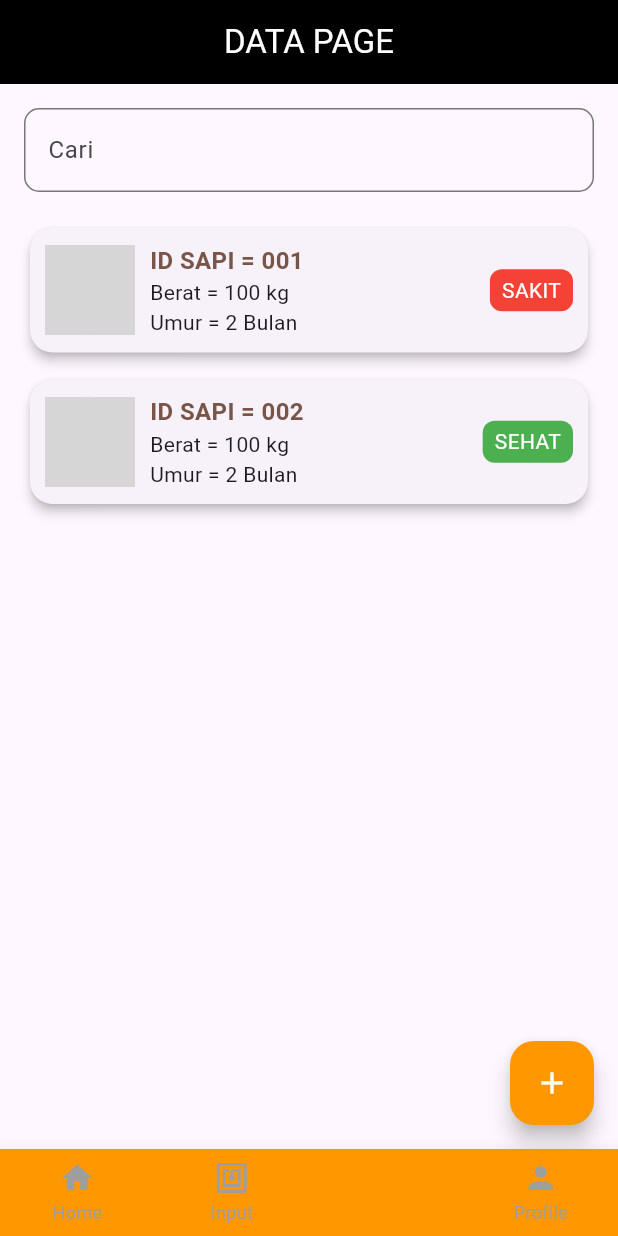
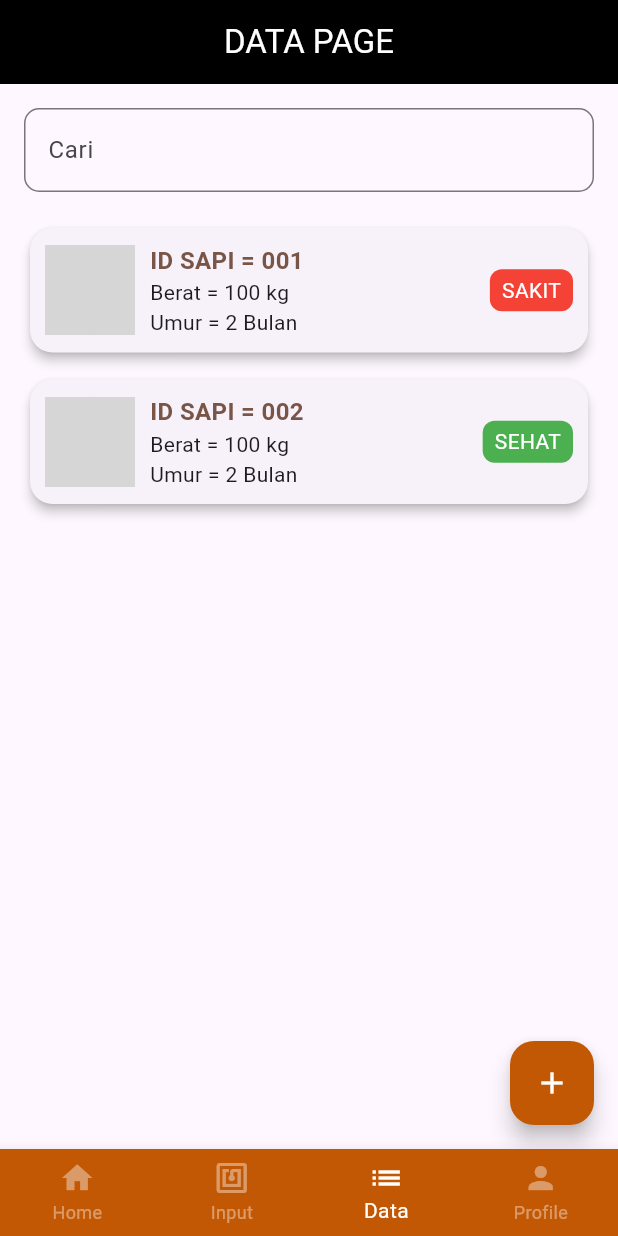
Before and after one commit to MaedaKenji/Protel-ternaknesia, a Flutter app: the screen it shows after launch, item 3 of the bottom bar chosen, on a phone screen of 412 x 824 dp. Run offline on Flutter 3.47's test engine with Material 3 defaults, Android fonts, the phone set to English and light mode, and no system bars; our stand-ins replace fl_chart; grey boxes are pictures that could not be loaded.

Commit message:
fix: color, icon, nambahsapi page

```diff
--- a/lib/screens/datapage.dart
+++ b/lib/screens/datapage.dart
@@ -3,8 +3,32 @@ import 'package:ternaknesia/screens/nambahsapi.dart';
 import 'package:ternaknesia/screens/datasapipage.dart';
 
 // Data Page
-class DataPage extends StatelessWidget {
+class DataPage extends StatefulWidget {
   const DataPage({Key? key}) : super(key: key);
+
+  @override
+  State<DataPage> createState() => _DataPageState();
+}
+
+class _DataPageState extends State<DataPage> {
+  final List<Map<String, dynamic>> _cattleData = [
+    {
+      'id': '001',
+      'weight': 100,
+      'age': '2 Bulan',
+      'status': 'SAKIT',
+      'gender': 'Betina',
+      'statusColor': Colors.red,
+    },
+    {
+      'id': '002',
+      'weight': 100,
+      'age': '2 Bulan',
+      'status': 'SEHAT',
+      'gender': 'Jantan',
+      'statusColor': Colors.green,
+    },
+  ];
 
   @override
   Widget build(BuildContext context) {
@@ -28,11 +52,11 @@ class DataPage extends StatelessWidget {
                 hintText: 'Cari',
                 border: OutlineInputBorder(
                   borderRadius: BorderRadius.circular(10),
-                  borderSide: const BorderSide(color: Colors.orange),
+                  borderSide: const BorderSide(color: Color(0xFFC35804)),
                 ),
                 focusedBorder: OutlineInputBorder(
                   borderRadius: BorderRadius.circular(10),
-                  borderSide: const BorderSide(color: Colors.orange),
+                  borderSide: const BorderSide(color: Color(0xFFC35804)),
                 ),
               ),
             ),
@@ -40,77 +64,71 @@ class DataPage extends StatelessWidget {
 
             // List of Cattle Cards
             Expanded(
-              child: ListView(
+              child: ListView.builder(
+                itemCount: _cattleData.length,
+                itemBuilder: (context, index) {
+                  final cattle = _cattleData[index];
+                  return Column(
                     children: [
                       _buildCattleCard(
                         context,
-                    id: '001',
-                    weight: 100,
-                    age: '2 Bulan',
-                    status: 'SAKIT',
-                    statusColor: Colors.red,
+                        id: cattle['id'],
+                        weight: cattle['weight'],
+                        age: cattle['age'],
+                        status: cattle['status'],
+                        statusColor: cattle['statusColor'],
                         onTap: () {
-                      // Navigate to Data Sapi Page for Sapi 001
                           Navigator.push(
                             context,
                             MaterialPageRoute(
                               builder: (context) => DataSapiPage(
-                            id: '001',
-                            gender: 'Betina',
-                            age: '2 Bulan',
-                            healthStatus: 'SAKIT',
+                                id: cattle['id'],
+                                gender: cattle['gender'],
+                                age: cattle['age'],
+                                healthStatus: cattle['status'],
                               ),
                             ),
                           );
                         },
                       ),
                       const SizedBox(height: 10),
-                  _buildCattleCard(
-                    context,
-                    id: '002',
-                    weight: 100,
-                    age: '2 Bulan',
-                    status: 'SEHAT',
-                    statusColor: Colors.green,
-                    onTap: () {
-                      // Navigate to Data Sapi Page for Sapi 002
-                      Navigator.push(
-                        context,
-                        MaterialPageRoute(
-                          builder: (context) => DataSapiPage(
-                            id: '002',
-                            gender: 'Jantan',
-                            age: '2 Bulan',
-                            healthStatus: 'SEHAT',
-                          ),
-                        ),
+                    ],
                   );
                 },
-                  ),
-                ],
               ),
             ),
           ],
         ),
       ),
-      // Floating Action Button to Add New Cattle
       floatingActionButton: FloatingActionButton(
-        onPressed: () {
-          // Navigate to Tambah Sapi Page
-          Navigator.push(
+        onPressed: () async {
+          final newData = await Navigator.push(
             context,
             MaterialPageRoute(
               builder: (context) => const TambahSapiPage(),
             ),
           );
+
+          if (newData != null) {
+            setState(() {
+              _cattleData.add({
+                'id': newData['id'],
+                'weight': newData['weight'],
+                'age': '${newData['age']} Bulan',
+                'status': newData['status'],
+                'gender': newData['gender'],
+                'statusColor':
+                    newData['status'] == 'SAKIT' ? Colors.red : Colors.green,
+              });
+            });
+          }
         },
-        backgroundColor: Colors.orange,
+        backgroundColor: Color(0xFFC35804),
         child: const Icon(Icons.add, color: Colors.white),
       ),
     );
   }
 
-  // Function to build individual cattle card
   Widget _buildCattleCard(BuildContext context,
       {required String id,
       required int weight,
@@ -129,7 +147,7 @@ class DataPage extends StatelessWidget {
           padding: const EdgeInsets.all(10.0),
           child: Row(
             children: [
-              CircleAvatar(
+              const CircleAvatar(
                 radius: 30,
                 backgroundImage: AssetImage('assets/images/cow.png'),
               ),
--- a/lib/screens/datasapipage.dart
+++ b/lib/screens/datasapipage.dart
@@ -19,7 +19,7 @@ class DataSapiPage extends StatelessWidget {
   Widget build(BuildContext context) {
     return Scaffold(
       appBar: AppBar(
-        backgroundColor: Colors.orange[100],
+        backgroundColor: Color(0xFFC35804),
         title: Text('ID SAPI: $id'),
         centerTitle: true,
       ),
@@ -202,7 +202,7 @@ class DataSapiPage extends StatelessWidget {
                   ],
                   isCurved: true,
                   barWidth: 3,
-                  color: Colors.orange, // Use 'color' instead of 'colors'
+                  color: Color(0xFFC35804), // Use 'color' instead of 'colors'
                   dotData: FlDotData(show: true),
                 ),
               ],
@@ -245,7 +245,7 @@ class DataSapiPage extends StatelessWidget {
           ),
           const SizedBox(width: 10),
           IconButton(
-            icon: const Icon(Icons.edit, color: Colors.orange),
+            icon: const Icon(Icons.edit, color: Color(0xFFC35804)),
             onPressed: () {
               // Add logic for editing the condition
             },
--- a/lib/screens/home_screen.dart
+++ b/lib/screens/home_screen.dart
@@ -18,10 +18,10 @@ class HomePage extends StatelessWidget {
   @override
   Widget build(BuildContext context) {
     return Scaffold(
-      backgroundColor: Colors.grey[100], // Background ringan
+      backgroundColor: Colors.white, // Background ringan
       appBar: AppBar(
         elevation: 0,
-        backgroundColor: Colors.orange[300],
+        backgroundColor: Color(0xFFC35804),
         title: const Text(
           'SAPPY\nSelamat Bekerja!',
           style: TextStyle(fontSize: 18, fontWeight: FontWeight.bold),
@@ -124,7 +124,7 @@ class SummaryCard extends StatelessWidget {
               style: const TextStyle(
                 fontSize: 20,
                 fontWeight: FontWeight.bold,
-                color: Colors.orange,
+                color: Color(0xFFC35804),
               ),
             ),
             const SizedBox(height: 4),
--- a/lib/screens/inputdata.dart
+++ b/lib/screens/inputdata.dart
@@ -43,7 +43,7 @@ class _InputDataPageState extends State<InputDataPage> {
           content: Column(
             mainAxisSize: MainAxisSize.min,
             children: const [
-              Icon(Icons.check_circle, size: 50, color: Colors.orange),
+              Icon(Icons.check_circle, size: 50, color: Color(0xFFC35804)),
               SizedBox(height: 10),
               Text(
                 'INPUT DATA SAPI BERHASIL',
@@ -117,7 +117,7 @@ class _InputDataPageState extends State<InputDataPage> {
       backgroundColor: Colors.white,
       appBar: AppBar(
         automaticallyImplyLeading: false,
-        backgroundColor: Colors.orange[100],
+        backgroundColor: Color(0xFFC35804),
         elevation: 0,
         leading: IconButton(
           icon: const Icon(Icons.arrow_back_ios, color: Colors.black),
@@ -287,7 +287,7 @@ class _InputDataPageState extends State<InputDataPage> {
       child: ElevatedButton(
         onPressed: _submitData,
         style: ElevatedButton.styleFrom(
-          backgroundColor: Colors.orange,
+          backgroundColor: Color(0xFFC35804),
           padding: const EdgeInsets.symmetric(vertical: 15.0),
         ),
         child: const Text(
--- a/lib/screens/navbar.dart
+++ b/lib/screens/navbar.dart
@@ -4,7 +4,7 @@ import 'package:ternaknesia/screens/nfc_screen.dart';
 import 'package:ternaknesia/screens/inputdata.dart';
 import 'package:ternaknesia/screens/profil.dart';
 import 'package:ternaknesia/screens/datapage.dart';
-import 'package:ternaknesia/screens/datasapipage.dart';// Import the DataPage
+import 'package:ternaknesia/screens/datasapipage.dart'; // Import the DataPage
 
 void main() {
   runApp(const Navbar());
@@ -72,9 +72,9 @@ class _NavigationBarPageState extends State<NavigationBarPage> {
             label: 'Profile',
           ),
         ],
-        selectedItemColor: Colors.orange, // Active icon color
-        unselectedItemColor: Colors.grey, // Inactive icon color
-        backgroundColor: Colors.orange, // Background color
+        selectedItemColor: Colors.white, // Active icon color
+        unselectedItemColor: Colors.white.withOpacity(0.4), // Inactive icon color
+        backgroundColor: Color(0xFFC35804), // Background color
         type: BottomNavigationBarType.fixed, // Show all items
       ),
     );
--- a/lib/screens/profil.dart
+++ b/lib/screens/profil.dart
@@ -70,8 +70,8 @@ class ProfilePage extends StatelessWidget {
                   // Tambahkan aksi edit profil di sini
                 },
                 style: OutlinedButton.styleFrom(
-                  foregroundColor: Colors.orange,
-                  side: const BorderSide(color: Colors.orange),
+                  foregroundColor: Color(0xFFC35804),
+                  side: const BorderSide(color: Color(0xFFC35804)),
                   padding: const EdgeInsets.symmetric(
                       vertical: 15.0, horizontal: 30.0),
                 ),
```
Also changed, not shown: lib/screens/login_screen.dart (+22 -2 lines), lib/screens/nambahsapi.dart (+14 -5 lines). Lines whose indentation alone changed are shown as unchanged.
